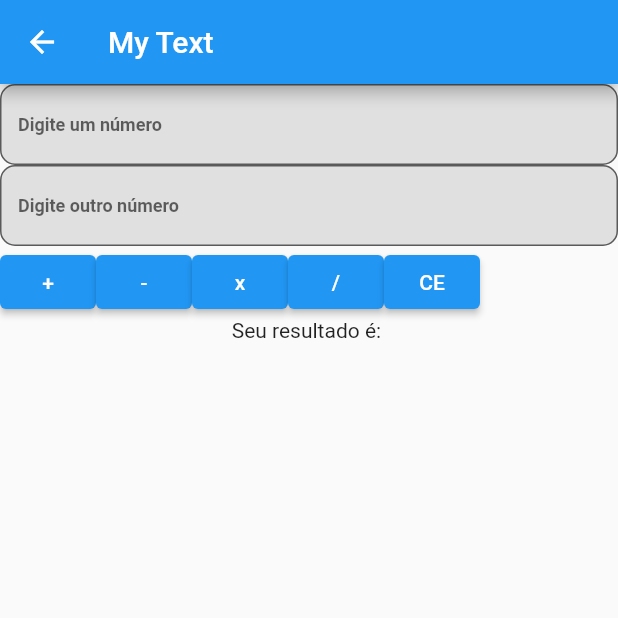
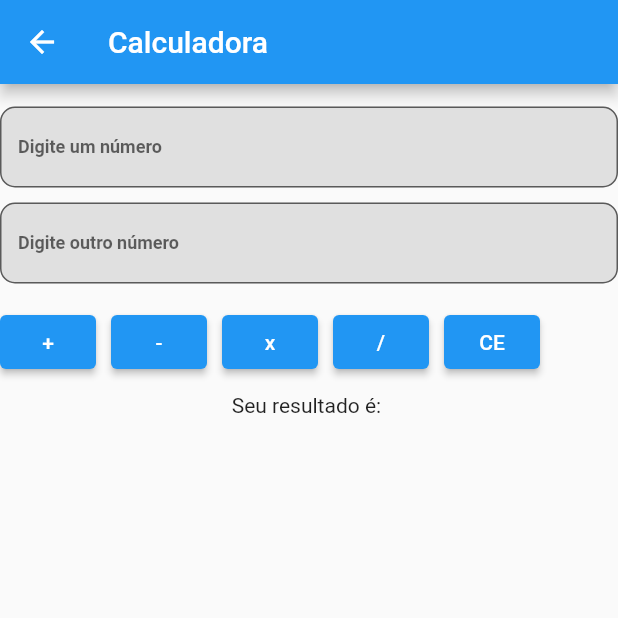
Before and after one commit to davMac606/aula_text_field, a Flutter app: the screen it shows after launch, after a tap on "Calculadora", on a phone screen of 412 x 824 dp, the top half of it. Run offline on Flutter 3.47's test engine with Material 2 defaults, Android fonts, the phone set to English and light mode, and no system bars.

Commit message:
no more my melody

```diff
--- a/lib/home_page.dart
+++ b/lib/home_page.dart
@@ -10,7 +10,7 @@ class HomePage extends StatelessWidget {
   Widget build(BuildContext context) {
     return Scaffold(
       appBar: AppBar(
-        title: Text('My Text'),
+        title: Text('Página inicial'),
       ),
       body: Center(
         child: Column(
--- a/lib/my_text.dart
+++ b/lib/my_text.dart
@@ -23,12 +23,14 @@ class _MyTextState extends State<MyText> {
   Widget build(BuildContext context) {
     return Scaffold(
       appBar: AppBar(
-        title: Text('My Text'),
+        title: Text('Calculadora'),
 
       ),
       body: Center(
         child: Column(
         children: [
+           SizedBox(height:15.0),
+
           TextField(
             controller: cmpTxt,
             onChanged: (value) {
@@ -44,6 +46,8 @@ class _MyTextState extends State<MyText> {
               border: OutlineInputBorder(borderRadius: BorderRadius.circular(10.0)),
             ),
           ),
+           SizedBox(height:10.0),
+
           TextField(
 
             controller: cmpTxt1,
@@ -60,7 +64,12 @@ class _MyTextState extends State<MyText> {
               fillColor: Colors.grey[300],
               border: OutlineInputBorder(borderRadius: BorderRadius.circular(10.0)),
             ),
-          ), Row(
+          ),
+
+           SizedBox(height:15.0),
+
+
+            Row(
             children: [
 ElevatedButton(onPressed: () {
             setState(() {
@@ -77,6 +86,7 @@ ElevatedButton(onPressed: () {
               }
             });
           }, child: Text('+')),
+              SizedBox(width:10.0),
           ElevatedButton(onPressed: (() {
             setState(() {
 
@@ -90,7 +100,8 @@ ElevatedButton(onPressed: () {
 
 
           }), child: Text('-'),),
-          ElevatedButton(onPressed: () {
+              SizedBox(width:10.0),
+            ElevatedButton(onPressed: () {
             setState(() {
 
               if (cmpTxt.text.isNotEmpty) {
@@ -104,7 +115,9 @@ ElevatedButton(onPressed: () {
                 result = 'Campo vazio.';
               }
             });
+
           }, child: Text('x')),
+              SizedBox(width:10.0),
           ElevatedButton(onPressed: () {
 
             setState(() {
@@ -118,8 +131,14 @@ ElevatedButton(onPressed: () {
               } else {
                 result = 'Campo vazio.';
               }
+
             });
+
+
+
+
           }, child: Text('/')),
+              SizedBox(width:10.0),
           ElevatedButton(onPressed: (() {
             cmpTxt.clear();
             cmpTxt1.clear();
@@ -127,8 +146,9 @@ ElevatedButton(onPressed: () {
             resultado = 0;
           }), child: Text('CE')),
             ],
+
           ),
-
+           SizedBox(height:10.0),
            Text("Seu resultado é: $result"),
 
           ]),)
```
